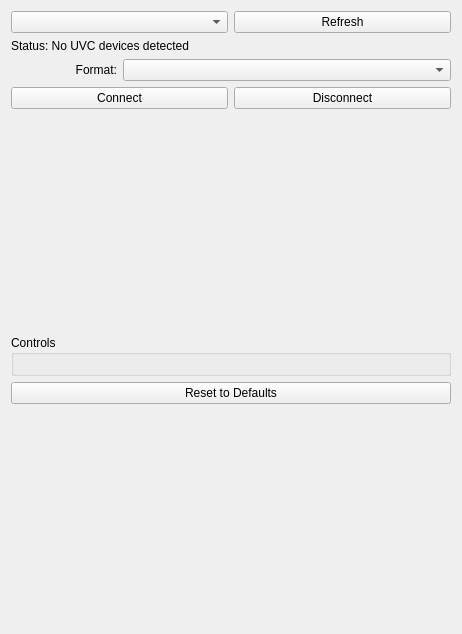
The window that uvccapturesettings.ui (erikmwerner/QUVCView) describes before a commit, drawn with Qt 5.
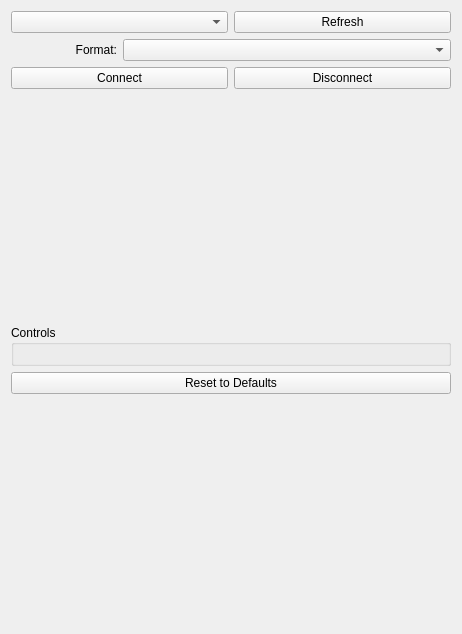
The same window after the commit.

Patch:
```diff
--- a/uvccapturesettings.ui
+++ b/uvccapturesettings.ui
@@ -14,42 +14,6 @@
    <string>Form</string>
   </property>
   <layout class="QGridLayout" name="gridLayout">
-   <item row="8" column="0">
-    <spacer name="verticalSpacer_3">
-     <property name="orientation">
-      <enum>Qt::Vertical</enum>
-     </property>
-     <property name="sizeHint" stdset="0">
-      <size>
-       <width>20</width>
-       <height>40</height>
-      </size>
-     </property>
-    </spacer>
-   </item>
-   <item row="11" column="0">
-    <spacer name="verticalSpacer">
-     <property name="orientation">
-      <enum>Qt::Vertical</enum>
-     </property>
-     <property name="sizeHint" stdset="0">
-      <size>
-       <width>20</width>
-       <height>40</height>
-      </size>
-     </property>
-    </spacer>
-   </item>
-   <item row="2" column="0">
-    <widget class="QLabel" name="labelFormat">
-     <property name="text">
-      <string>Format:</string>
-     </property>
-     <property name="alignment">
-      <set>Qt::AlignRight|Qt::AlignTrailing|Qt::AlignVCenter</set>
-     </property>
-    </widget>
-   </item>
    <item row="0" column="2" colspan="2">
     <widget class="QPushButton" name="pushButtonRefresh">
      <property name="text">
@@ -57,24 +21,23 @@
      </property>
     </widget>
    </item>
+   <item row="7" column="0">
+    <spacer name="verticalSpacer_3">
+     <property name="orientation">
+      <enum>Qt::Vertical</enum>
+     </property>
+     <property name="sizeHint" stdset="0">
+      <size>
+       <width>20</width>
+       <height>40</height>
+      </size>
+     </property>
+    </spacer>
+   </item>
    <item row="0" column="0" colspan="2">
     <widget class="QComboBox" name="comboBoxDevices"/>
    </item>
-   <item row="3" column="2" colspan="2">
-    <widget class="QPushButton" name="pushButtonDisconnect">
-     <property name="text">
-      <string>Disconnect</string>
-     </property>
-    </widget>
-   </item>
-   <item row="3" column="0" colspan="2">
-    <widget class="QPushButton" name="pushButtonConnect">
-     <property name="text">
-      <string>Connect</string>
-     </property>
-    </widget>
-   </item>
-   <item row="2" column="1" colspan="3">
+   <item row="1" column="1" colspan="3">
     <widget class="QComboBox" name="comboBoxFormat">
      <property name="sizeAdjustPolicy">
       <enum>QComboBox::AdjustToMinimumContentsLength</enum>
@@ -84,14 +47,41 @@
      </property>
     </widget>
    </item>
-   <item row="1" column="0" colspan="4">
-    <widget class="QLabel" name="labelDevice">
-     <property name="text">
-      <string>Status: No UVC devices detected</string>
-     </property>
-    </widget>
-   </item>
    <item row="9" column="0" colspan="4">
+    <widget class="QPushButton" name="pushButtonDefaults">
+     <property name="text">
+      <string>Reset to Defaults</string>
+     </property>
+    </widget>
+   </item>
+   <item row="2" column="0" colspan="2">
+    <widget class="QPushButton" name="pushButtonConnect">
+     <property name="text">
+      <string>Connect</string>
+     </property>
+    </widget>
+   </item>
+   <item row="10" column="0">
+    <spacer name="verticalSpacer">
+     <property name="orientation">
+      <enum>Qt::Vertical</enum>
+     </property>
+     <property name="sizeHint" stdset="0">
+      <size>
+       <width>20</width>
+       <height>40</height>
+      </size>
+     </property>
+    </spacer>
+   </item>
+   <item row="2" column="2" colspan="2">
+    <widget class="QPushButton" name="pushButtonDisconnect">
+     <property name="text">
+      <string>Disconnect</string>
+     </property>
+    </widget>
+   </item>
+   <item row="8" column="0" colspan="4">
     <widget class="QGroupBox" name="groupBox">
      <property name="title">
       <string>Controls</string>
@@ -99,10 +89,13 @@
      <layout class="QGridLayout" name="gridLayout_2"/>
     </widget>
    </item>
-   <item row="10" column="0" colspan="4">
-    <widget class="QPushButton" name="pushButtonDefaults">
+   <item row="1" column="0">
+    <widget class="QLabel" name="labelFormat">
      <property name="text">
-      <string>Reset to Defaults</string>
+      <string>Format:</string>
+     </property>
+     <property name="alignment">
+      <set>Qt::AlignRight|Qt::AlignTrailing|Qt::AlignVCenter</set>
      </property>
     </widget>
    </item>
```
